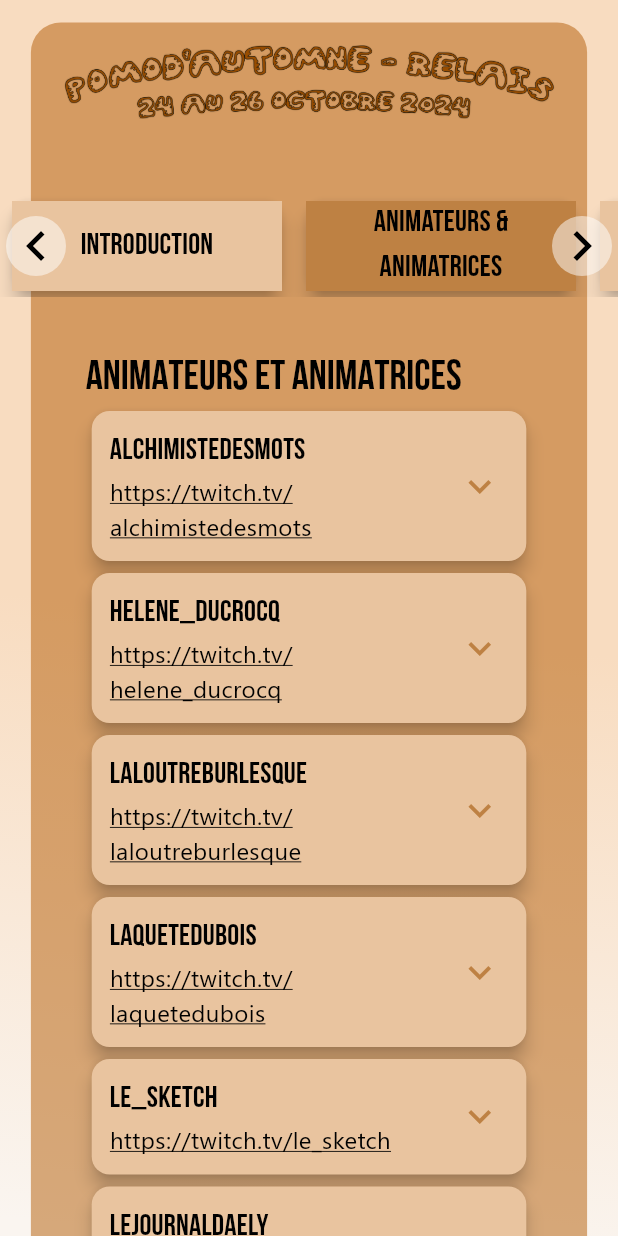
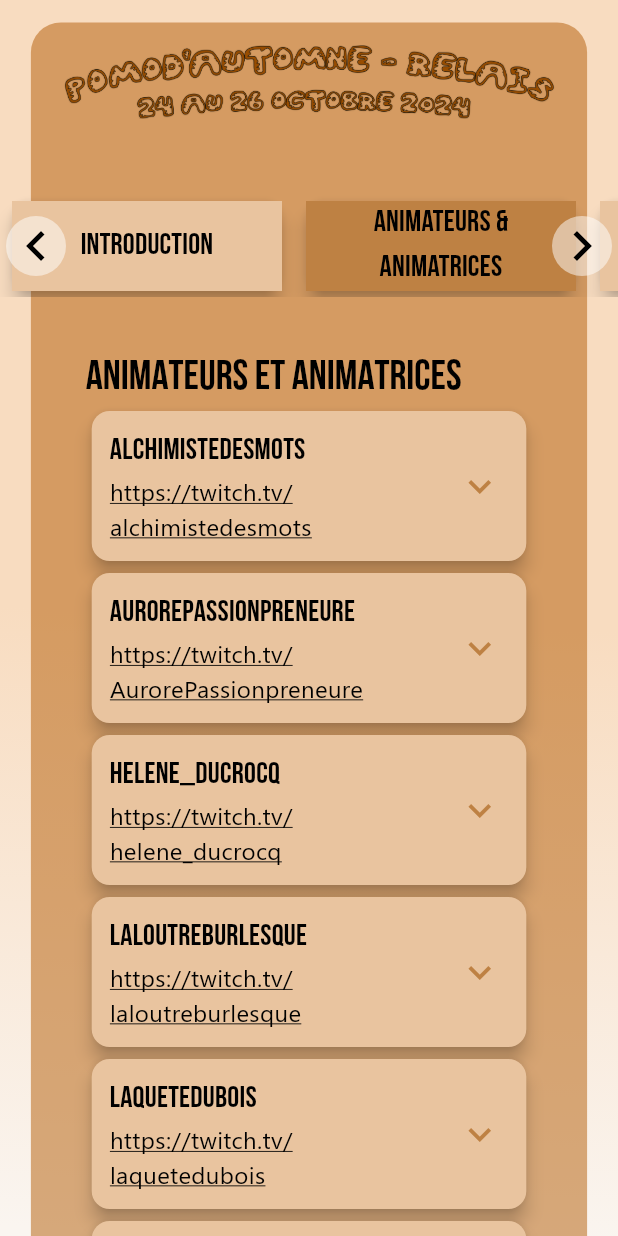
Before and after one commit to pariterre/festifocus_relais_website, a Flutter app: the screen it shows after launch, after a tap on an icon or button, on a phone screen of 412 x 824 dp. Run offline on Flutter 3.47's test engine with Material 3 defaults, Android fonts, the phone set to English and light mode, and no system bars; our stand-ins replace cloud_firestore, device_info_plus, firebase_auth, firebase_core, shared_preferences, youtube_player_iframe; missing offline and left inert: twitch_manager; accounts and stored records are empty; statements that could not run were skipped.

Commit message:
Changed one of the streamer

```diff
--- a/lib/managers/config_manager.dart
+++ b/lib/managers/config_manager.dart
@@ -92,14 +92,13 @@ class ConfigManager {
       philosophyYoutubeId: 'iwt_sJ5KFWM',
     ),
     StreamerInfo(
-      'Piickwiic',
+      'AurorePassionpreneure',
       description:
-          'Coucou par ici, moi c\'est Anais. J\'ai 38 ans, deux enfants, et un '
-          'chat qui répond au doux nom de Minette. C\'est même devenue la '
-          'mascotte de la chaine ! Cette chaine parle de livres, de coloriages, '
-          'mais pas que ! Si le coeur vous en dit, venez me faire un petit '
-          'coucou pendant un live :) ',
-      twitchUrl: 'https://twitch.tv/piickwiic',
+          'La streameuse qui te fait déculpabiliser de prendre des pauses | Burnout '
+          'Survivor | +16ans com\' & web | Je t\'aide à entreprendre sans y '
+          'perdre Bien-être, Plaisir & Sens (check mon Insta !) | Lives les '
+          'jeudis et vendredis (en générale)',
+      twitchUrl: 'https://twitch.tv/AurorePassionpreneure',
     ),
     StreamerInfo(
       'Solveig_L_HEVEDER',
@@ -109,7 +108,7 @@ class ConfigManager {
           'un peu de romance! Seul problème? Entre le boulot et la famille, les '
           'streams sont plus qu\'aléatoires ^^\' suivez-moi sur insta et discord '
           'pour ne pas me rater! ;)',
-      twitchUrl: 'https://twitch.tv/piickwiic',
+      twitchUrl: 'https://twitch.tv/Solveig_L_HEVEDER',
     ),
     StreamerInfo(
       'WayceUpenFoya',
--- a/lib/managers/schedule_manager.dart
+++ b/lib/managers/schedule_manager.dart
@@ -77,8 +77,8 @@ class ScheduleManager {
         starting: DateTime(2024, 10, 25, 7),
         length: const Duration(minutes: 30)),
     ScheduleInfo(
-        title: 'Piickwiic',
-        url: 'https://twitch.tv/piickwiic',
+        title: 'AurorePassionpreneure',
+        url: 'https://twitch.tv/AurorePassionpreneure',
         starting: DateTime(2024, 10, 25, 7, 30),
         length: const Duration(hours: 3)),
     ScheduleInfo(
```
